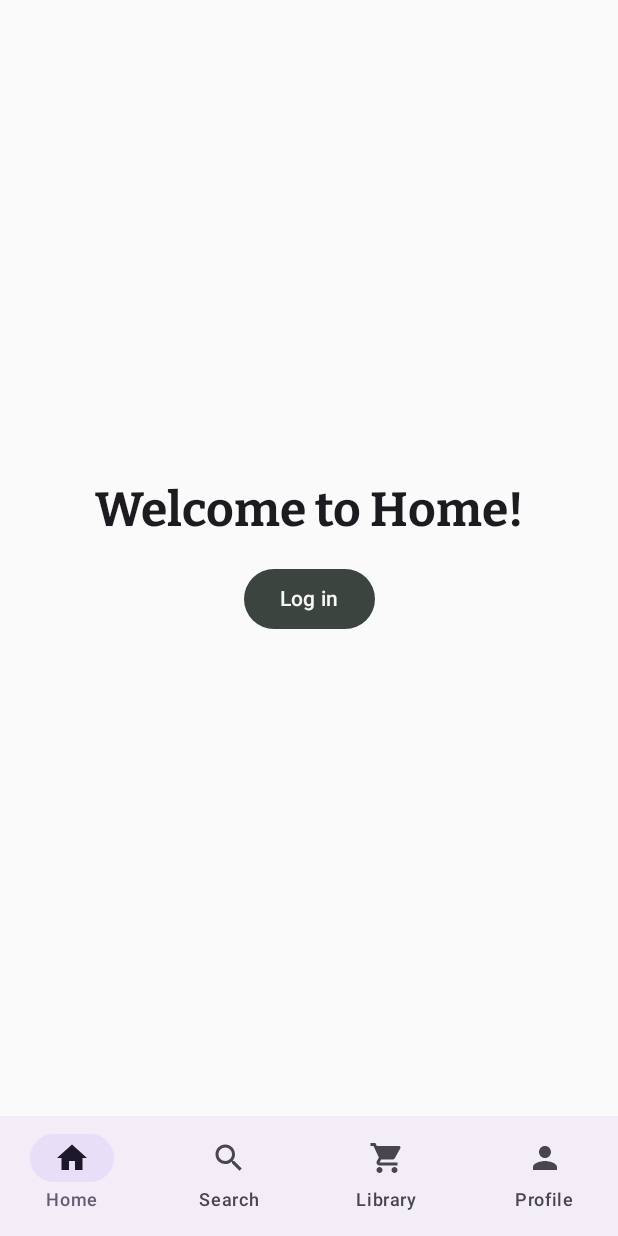
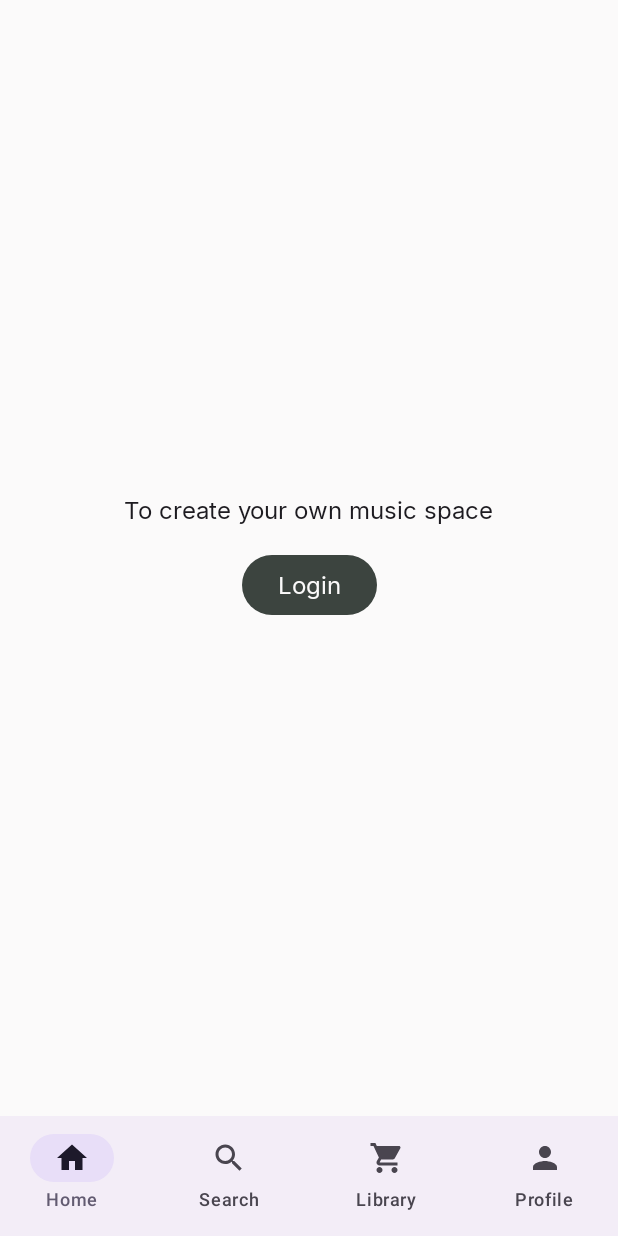
Before and after one commit to yanxyw/loop-mobile, an Android app built with Jetpack Compose: the screen it shows after launch (MainActivity), on a phone screen of 412 x 824 dp. Run offline under Robolectric (Android 15) with nearby library versions, the phone set to English and light mode, and no system bars.

```diff
--- a/androidApp/src/main/kotlin/com/loop/mobile/presentation/home/HomeScreen.kt
+++ b/androidApp/src/main/kotlin/com/loop/mobile/presentation/home/HomeScreen.kt
@@ -33,12 +33,12 @@ fun HomeScreen(navController: NavController) {
         horizontalAlignment = Alignment.CenterHorizontally
     ) {
         if (user != null) {
-            Text("Welcome, ${user!!.username}!",style = MaterialTheme.typography.displayLarge)
+            Text("Welcome, ${user!!.username}!",style = MaterialTheme.typography.bodyLarge)
         } else {
-            Text("Welcome to Home!", style = MaterialTheme.typography.displayLarge)
+            Text("To create your own music space", style = MaterialTheme.typography.bodyLarge)
             Spacer(modifier = Modifier.height(16.dp))
             Button(onClick = { navController.navigate(Screen.Login.route) }) {
-                Text("Log in")
+                Text("Login")
             }
         }
     }
--- a/shared/src/androidMain/kotlin/com/loop/mobile/presentation/theme/ColorSchemeMapper.kt
+++ b/shared/src/androidMain/kotlin/com/loop/mobile/presentation/theme/ColorSchemeMapper.kt
@@ -10,7 +10,9 @@ fun AppColorScheme.toLightColorScheme(): ColorScheme = lightColorScheme(
     onPrimary = Color(onPrimary),
     background = Color(background),
     surface = Color(surface),
-    onSurface = Color(onSurface)
+    onSurface = Color(onSurface),
+    outline = Color(outline),
+    outlineVariant = Color(outlineVariant)
 )
 
 fun AppColorScheme.toDarkColorScheme(): ColorScheme = darkColorScheme(
@@ -18,5 +20,7 @@ fun AppColorScheme.toDarkColorScheme(): ColorScheme = darkColorScheme(
     onPrimary = Color(onPrimary),
     background = Color(background),
     surface = Color(surface),
-    onSurface = Color(onSurface)
+    onSurface = Color(onSurface),
+    outline = Color(outline),
+    outlineVariant = Color(outlineVariant)
 )
--- a/shared/src/androidMain/kotlin/com/loop/mobile/presentation/theme/Typography.kt
+++ b/shared/src/androidMain/kotlin/com/loop/mobile/presentation/theme/Typography.kt
@@ -9,19 +9,54 @@ import androidx.compose.ui.unit.sp
 import com.loop.mobile.shared.R
 
 val Bitter = FontFamily(
-    Font(R.font.bitter_bold, weight = FontWeight.Bold)
+    Font(R.font.bitter_bold, weight = FontWeight.Bold),
+    Font(R.font.bitter_semibold, weight = FontWeight.SemiBold),
+    Font(R.font.bitter_medium, weight = FontWeight.Medium),
+    Font(R.font.bitter_regular, weight = FontWeight.Normal)
+)
+
+val Inter = FontFamily(
+    Font(R.font.inter_bold, weight = FontWeight.Bold),
+    Font(R.font.inter_semibold, weight = FontWeight.SemiBold),
+    Font(R.font.inter_medium, weight = FontWeight.Medium),
+    Font(R.font.inter_regular, weight = FontWeight.Normal),
+    Font(R.font.inter_light, weight = FontWeight.Light)
 )
 
 val Typography = Typography(
-    displayLarge = TextStyle(
+    displayLarge = TextStyle( // Splashscreen
         fontFamily = Bitter,
-        fontWeight = FontWeight.Bold,
-        fontSize = 32.sp
+        fontWeight = FontWeight.Normal,
+        fontSize = 24.sp
     ),
-//    bodyLarge = TextStyle(
-//        fontFamily = Inter,
-//        fontWeight = FontWeight.Normal,
-//        fontSize = 16.sp
-//    ),
-    // Add more styles as needed
+    headlineMedium = TextStyle(
+        fontFamily = Bitter,
+        fontWeight = FontWeight.Medium,
+        fontSize = 24.sp
+    ),
+    titleLarge = TextStyle(
+        fontFamily = Bitter,
+        fontWeight = FontWeight.Medium,
+        fontSize = 20.sp
+    ),
+    bodyLarge = TextStyle(
+        fontFamily = Inter,
+        fontWeight = FontWeight.Normal,
+        fontSize = 16.sp
+    ),
+    bodyMedium = TextStyle(
+        fontFamily = Inter,
+        fontWeight = FontWeight.Light,
+        fontSize = 14.sp
+    ),
+    bodySmall = TextStyle(
+        fontFamily = Inter,
+        fontWeight = FontWeight.Light,
+        fontSize = 12.sp
+    ),
+    labelLarge = TextStyle(
+        fontFamily = Inter,
+        fontWeight = FontWeight.Normal,
+        fontSize = 16.sp
+    )
 )
--- a/shared/src/commonMain/kotlin/com/loop/mobile/presentation/theme/AppColors.kt
+++ b/shared/src/commonMain/kotlin/com/loop/mobile/presentation/theme/AppColors.kt
@@ -6,10 +6,14 @@ object AppColors {
     const val onPrimaryLight = 0xFFFBFAFA;
     const val surfaceLight = 0xFFF0EEEB;
     const val onSurfaceLight = 0xFF272829;
+    const val outlineLight = 0xFF797C7E;
+    const val outlineVariantLight = 0xFFC9C9CA;
 
     const val backgroundDark = 0xFF1E1E1F;
     const val primaryDark = 0xFFC2B27F;
     const val onPrimaryDark = 0xFF1E1E1F;
     const val surfaceDark = 0xFF272829;
     const val onSurfaceDark = 0xFFEAECED;
+    const val outlineDark = 0xFF797C7E;
+    const val outlineVariantDark = 0xFF515253;
 }
--- a/shared/src/commonMain/kotlin/com/loop/mobile/presentation/theme/AppTheme.kt
+++ b/shared/src/commonMain/kotlin/com/loop/mobile/presentation/theme/AppTheme.kt
@@ -9,7 +9,9 @@ data class AppColorScheme(
     val primary: Long,
     val onPrimary: Long,
     val surface: Long,
-    val onSurface: Long
+    val onSurface: Long,
+    val outline: Long,
+    val outlineVariant: Long
 )
 
 object AppTheme {
@@ -18,7 +20,9 @@ object AppTheme {
         primary = AppColors.primaryLight,
         onPrimary = AppColors.onPrimaryLight,
         surface = AppColors.surfaceLight,
-        onSurface = AppColors.onSurfaceLight
+        onSurface = AppColors.onSurfaceLight,
+        outline = AppColors.outlineLight,
+        outlineVariant = AppColors.outlineVariantLight
     )
 
     val darkColors = AppColorScheme(
@@ -26,7 +30,9 @@ object AppTheme {
         primary = AppColors.primaryDark,
         onPrimary = AppColors.onPrimaryDark,
         surface = AppColors.surfaceDark,
-        onSurface = AppColors.onSurfaceDark
+        onSurface = AppColors.onSurfaceDark,
+        outline = AppColors.outlineDark,
+        outlineVariant = AppColors.outlineVariantDark
     )
 }
 
```
Also changed, not shown: androidApp/src/main/kotlin/com/loop/mobile/presentation/auth/login/LoginScreen.kt (+6 -9 lines), androidApp/src/main/kotlin/com/loop/mobile/presentation/components/InputField.kt (+20 -1 lines), shared/src/androidMain/res/font/bitter_medium.ttf (added), shared/src/androidMain/res/font/bitter_regular.ttf (added), shared/src/androidMain/res/font/bitter_semibold.ttf (added), shared/src/androidMain/res/font/inter_bold.ttf (added), shared/src/androidMain/res/font/inter_light.ttf (added), shared/src/androidMain/res/font/inter_medium.ttf (added), shared/src/androidMain/res/font/inter_regular.ttf (added), shared/src/androidMain/res/font/inter_semibold.ttf (added).
